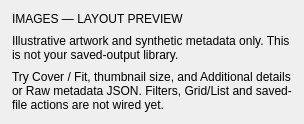
Old version of the form src/dtflow/ui/forms/gallery_context.ui in the repository djebaz/dtflow.
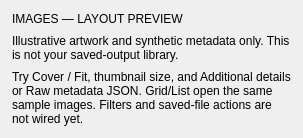
New version of the form.

Commit message: Add uniform Grid and compact List views under shared Images header

Diff of the .ui file:
```diff
--- a/src/dtflow/ui/forms/gallery_context.ui
+++ b/src/dtflow/ui/forms/gallery_context.ui
@@ -20,7 +20,7 @@
     <property name="role" stdset="0"><string>secondary</string></property>
    </widget></item>
    <item><widget class="QLabel" name="galleryContextActionsHint">
-    <property name="text"><string>Try Cover / Fit, thumbnail size, and Additional details or Raw metadata JSON. Filters, Grid/List and saved-file actions are not wired yet.</string></property>
+    <property name="text"><string>Try Cover / Fit, thumbnail size, and Additional details or Raw metadata JSON. Grid/List open the same sample images. Filters and saved-file actions are not wired yet.</string></property>
     <property name="wordWrap"><bool>true</bool></property>
    </widget></item>
    <item><spacer name="galleryContextSpacer">
```
Left out of the diff: 1 changed line with no effect on the pictures. The commit also changes 8 other files.
